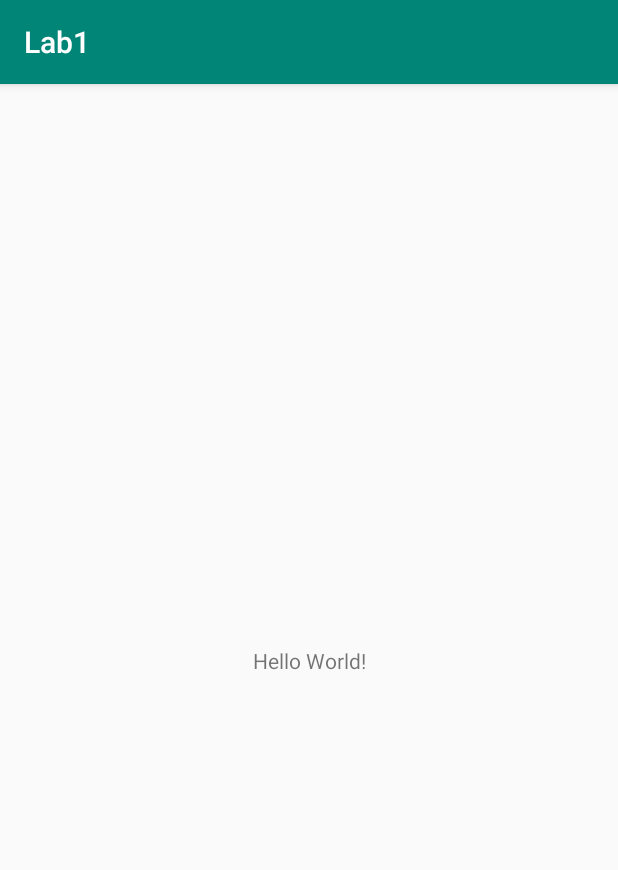
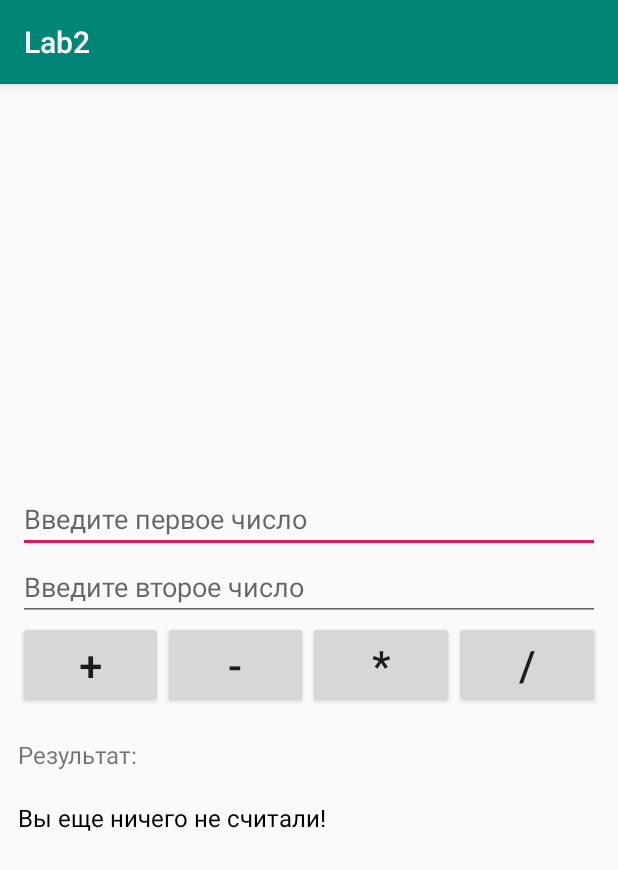
Before and after one commit to AlexSkvor/MobileDevelopmentBFU, an Android app: the screen it shows after launch (MainActivity), on a phone screen of 412 x 824 dp. Shown: the top 870 px of the screen. Run offline under Robolectric (Android 15) with nearby library versions, the phone set to English and light mode, and no system bars; our stand-ins replace Timber.

Commit message:
task2 completed

```diff
--- a/lab1/app/build.gradle
+++ b/lab1/app/build.gradle
@@ -26,11 +26,13 @@ dependencies {
     implementation fileTree(dir: 'libs', include: ['*.jar'])
     implementation"org.jetbrains.kotlin:kotlin-stdlib-jdk7:$kotlin_version"
     implementation 'androidx.appcompat:appcompat:1.1.0'
-    implementation 'androidx.core:core-ktx:1.1.0'
+    implementation 'androidx.core:core-ktx:1.2.0'
     implementation 'androidx.constraintlayout:constraintlayout:1.1.3'
     testImplementation 'junit:junit:4.12'
     androidTestImplementation 'androidx.test.ext:junit:1.1.1'
     androidTestImplementation 'androidx.test.espresso:espresso-core:3.2.0'
+    implementation "com.google.android.material:material:1.1.0"
+
 
     implementation "com.jakewharton.timber:timber:$timberVersion"
 }
--- a/lab1/app/src/main/res/layout/activity_main.xml
+++ b/lab1/app/src/main/res/layout/activity_main.xml
@@ -1,18 +1,92 @@
 <?xml version="1.0" encoding="utf-8"?>
-<androidx.constraintlayout.widget.ConstraintLayout xmlns:android="http://schemas.android.com/apk/res/android"
-    xmlns:app="http://schemas.android.com/apk/res-auto"
+<androidx.coordinatorlayout.widget.CoordinatorLayout xmlns:android="http://schemas.android.com/apk/res/android"
     xmlns:tools="http://schemas.android.com/tools"
+    android:id="@+id/rootLayout"
     android:layout_width="match_parent"
-    android:layout_height="match_parent"
-    tools:context=".MainActivity">
+    android:layout_height="match_parent">
 
-    <TextView
-        android:layout_width="wrap_content"
+    <LinearLayout
+        android:layout_width="match_parent"
         android:layout_height="wrap_content"
-        android:text="Hello World!"
-        app:layout_constraintBottom_toBottomOf="parent"
-        app:layout_constraintLeft_toLeftOf="parent"
-        app:layout_constraintRight_toRightOf="parent"
-        app:layout_constraintTop_toTopOf="parent" />
+        android:layout_gravity="center"
+        android:layout_margin="12dp"
+        android:orientation="vertical">
 
-</androidx.constraintlayout.widget.ConstraintLayout>
+        <EditText
+            android:id="@+id/firstEdit"
+            android:layout_width="match_parent"
+            android:layout_height="wrap_content"
+            android:hint="@string/hintFirstEdit"
+            android:importantForAutofill="no"
+            android:inputType="number" />
+
+        <EditText
+            android:id="@+id/secondEdit"
+            android:layout_width="match_parent"
+            android:layout_height="wrap_content"
+            android:hint="@string/hintSecondEdit"
+            android:importantForAutofill="no"
+            android:inputType="number" />
+
+        <LinearLayout
+            android:layout_width="match_parent"
+            android:layout_height="wrap_content"
+            android:orientation="horizontal">
+
+            <Button
+                android:id="@+id/plus"
+                android:layout_width="0dp"
+                android:layout_height="wrap_content"
+                android:layout_weight="1"
+                android:text="@string/plus"
+                android:textSize="@dimen/textSuperBig"
+                tools:ignore="ButtonStyle" />
+
+            <Button
+                android:id="@+id/minus"
+                android:layout_width="0dp"
+                android:layout_height="wrap_content"
+                android:layout_weight="1"
+                android:text="@string/minus"
+                android:textSize="@dimen/textSuperBig"
+                tools:ignore="ButtonStyle" />
+
+            <Button
+                android:id="@+id/multiply"
+                android:layout_width="0dp"
+                android:layout_height="wrap_content"
+                android:layout_weight="1"
+                android:text="@string/multiply"
+                android:textSize="@dimen/textSuperBig"
+                tools:ignore="ButtonStyle" />
+
+            <Button
+                android:id="@+id/divide"
+                android:layout_width="0dp"
+                android:layout_height="wrap_content"
+                android:layout_weight="1"
+                android:text="@string/divide"
+                android:textSize="@dimen/textSuperBig"
+                tools:ignore="ButtonStyle" />
+
+        </LinearLayout>
+
+        <TextView
+            android:id="@+id/resultHint"
+            android:layout_width="match_parent"
+            android:layout_height="wrap_content"
+            android:layout_marginVertical="20dp"
+            android:text="@string/resultHint"
+            android:textSize="@dimen/textBig" />
+
+        <TextView
+            android:id="@+id/result"
+            android:layout_width="match_parent"
+            android:layout_height="wrap_content"
+            android:text="@string/noResultsYet"
+            android:textColor="@color/black"
+            android:textSize="@dimen/textBig" />
+
+    </LinearLayout>
+
+</androidx.coordinatorlayout.widget.CoordinatorLayout>
--- a/lab1/app/src/main/res/values/colors.xml
+++ b/lab1/app/src/main/res/values/colors.xml
@@ -3,4 +3,5 @@
     <color name="colorPrimary">#008577</color>
     <color name="colorPrimaryDark">#00574B</color>
     <color name="colorAccent">#D81B60</color>
+    <color name="black">#000</color>
 </resources>
--- /dev/null
+++ b/lab1/app/src/main/res/values/dimens.xml
@@ -0,0 +1,9 @@
+<?xml version="1.0" encoding="utf-8"?>
+<resources>
+
+    <dimen name="marginNormal">12dp</dimen>
+    <dimen name="marginBig">16dp</dimen>
+
+    <dimen name="textSuperBig">28sp</dimen>
+    <dimen name="textBig">16sp</dimen>
+</resources>
--- a/lab1/app/src/main/res/values/strings.xml
+++ b/lab1/app/src/main/res/values/strings.xml
@@ -1,3 +1,14 @@
 <resources>
-    <string name="app_name">Lab1</string>
+    <string name="app_name">Lab2</string>
+    <string name="hintFirstEdit">Введите первое число</string>
+    <string name="hintSecondEdit">Введите второе число</string>
+    <string name="plus">+</string>
+    <string name="minus">-</string>
+    <string name="divide">/</string>
+    <string name="multiply">*</string>
+    <string name="resultHint">Результат:</string>
+    <string name="noResultsYet">Вы еще ничего не считали!</string>
+    <string name="notEnteredFirstNumber">Вы не указали первое число!</string>
+    <string name="notEnteredSecondNumber">Вы не указали второе число!</string>
+    <string name="secondNumberIsZero">Для деления второе число не должно быть нулем!</string>
 </resources>
--- a/lab1/build.gradle
+++ b/lab1/build.gradle
@@ -1,7 +1,7 @@
 // Top-level build file where you can add configuration options common to all sub-projects/modules.
 
 buildscript {
-    ext.kotlin_version = '1.3.61'
+    ext.kotlin_version = '1.3.72'
 
     ext.timberVersion = '4.7.1'
 
@@ -11,7 +11,7 @@ buildscript {
 
     }
     dependencies {
-        classpath 'com.android.tools.build:gradle:3.5.3'
+        classpath 'com.android.tools.build:gradle:3.6.3'
         classpath "org.jetbrains.kotlin:kotlin-gradle-plugin:$kotlin_version"
         // NOTE: Do not place your application dependencies here; they belong
         // in the individual module build.gradle files
```
Also changed, not shown: lab1/app/src/main/java/ru/alexskvortsov/lab1/MainActivity.kt (+51 -0 lines), lab1/gradle/wrapper/gradle-wrapper.properties.
